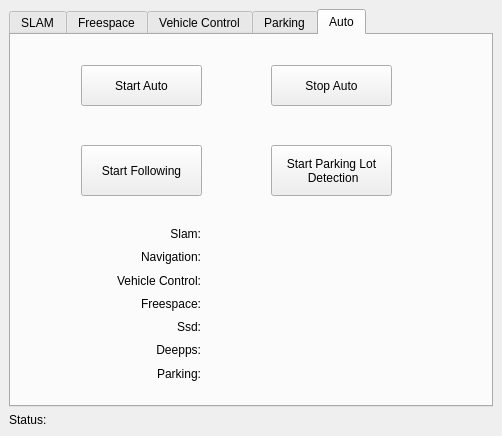
JingruiYu/rqt_state_machine, file src/rqt_state_machine/state_machine_controller.ui: the form before one commit.
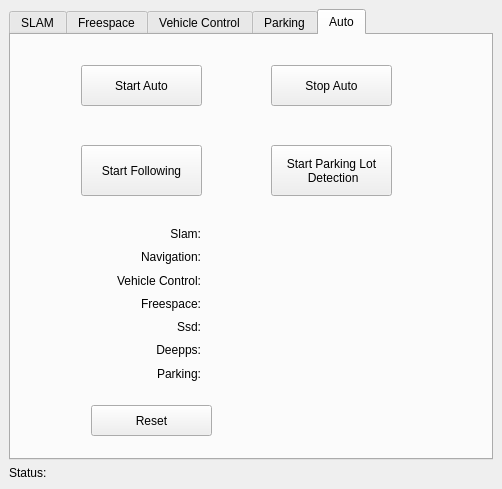
The form after the commit. The open tabs and pages were chosen to show the change.

Commit message: add function to reset status UI for all modules

The edit to the form file:
```diff
--- a/src/rqt_state_machine/state_machine_controller.ui
+++ b/src/rqt_state_machine/state_machine_controller.ui
@@ -10,7 +10,7 @@
     <x>0</x>
     <y>0</y>
     <width>502</width>
-    <height>436</height>
+    <height>489</height>
    </rect>
   </property>
   <property name="windowTitle">
@@ -525,6 +525,19 @@
  Detection</string>
           </property>
          </widget>
+         <widget class="QPushButton" name="statusReset">
+          <property name="geometry">
+           <rect>
+            <x>80</x>
+            <y>370</y>
+            <width>121</width>
+            <height>31</height>
+           </rect>
+          </property>
+          <property name="text">
+           <string>Reset</string>
+          </property>
+         </widget>
         </widget>
        </widget>
       </item>
```
Left out of the diff: 2 changed lines with no effect on the pictures. The commit also changes 2 other files.
